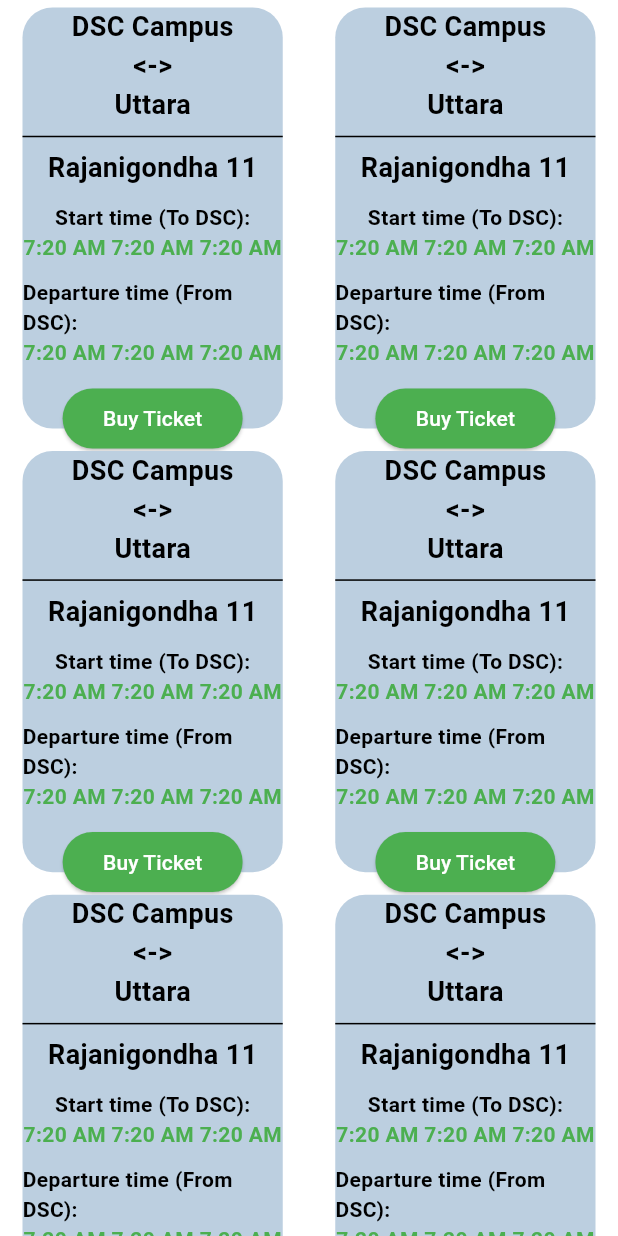
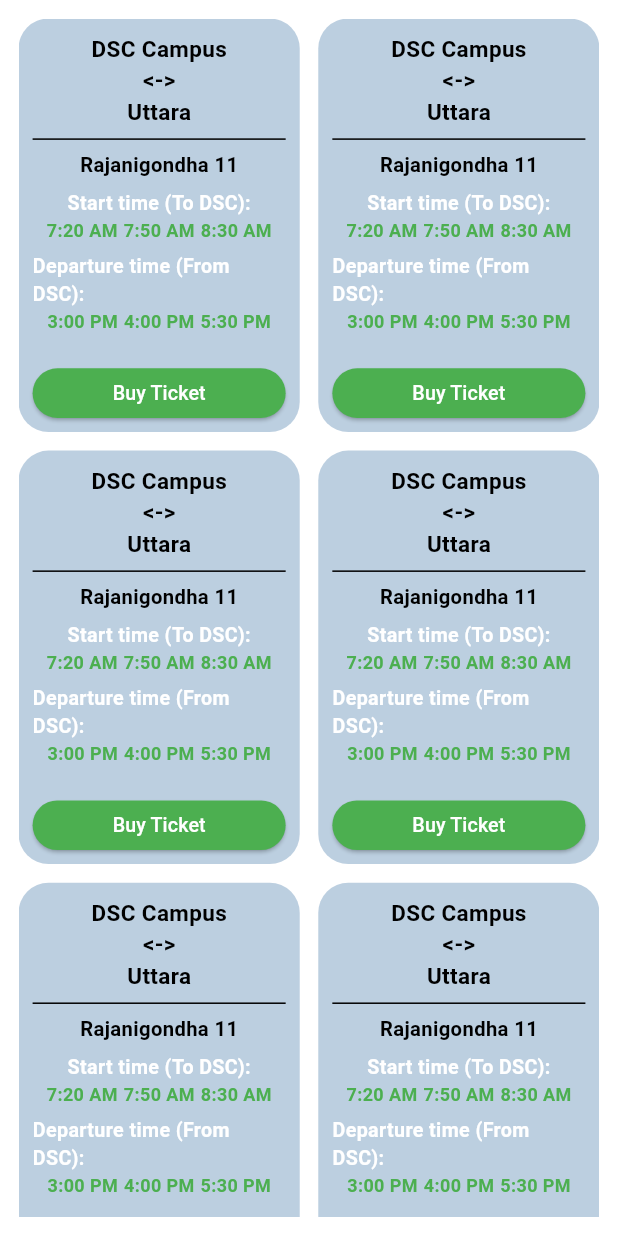
Before and after one commit to jihanurrahman33/diu_transport, a Flutter app: the BusesScreen screen opened directly, on a phone screen of 412 x 824 dp. Run offline on Flutter 3.47's test engine with Material 3 defaults, Android fonts, the light colour scheme and no system bars; our stand-ins replace flutter_map, latlong2, pin_code_fields, share_plus.

Commit message:
responsiveness

```diff
--- a/lib/ui/screens/buses_screen.dart
+++ b/lib/ui/screens/buses_screen.dart
@@ -5,65 +5,97 @@ class BusesScreen extends StatelessWidget {
 
   @override
   Widget build(BuildContext context) {
+    final Size screenSize = MediaQuery.of(context).size;
+    final double padding = screenSize.width * 0.03;
+    final double fontSize = screenSize.width * 0.04;
+    final double chipFontSize = screenSize.width * 0.032;
+    final double titleFontSize = screenSize.width * 0.045;
+    final double buttonHeight = screenSize.height * 0.045;
+
     return Scaffold(
-      body: GridView.builder(
+      backgroundColor: Colors.white,
+      body: Padding(
+        padding: EdgeInsets.all(padding),
+        child: GridView.builder(
           itemCount: 6,
-          shrinkWrap: true,
-          primary: false,
           gridDelegate: SliverGridDelegateWithFixedCrossAxisCount(
-              childAspectRatio: 0.7,
-              crossAxisCount: 2,
-              crossAxisSpacing: 5,
-              mainAxisSpacing: 5),
+            crossAxisCount: screenSize.width < 600 ? 2 : 3,
+            crossAxisSpacing: padding,
+            mainAxisSpacing: padding,
+            childAspectRatio: 0.68,
+          ),
             itemBuilder: (context, index) {
+              return LayoutBuilder(builder: (context, constraints) {
+                final double innerFontSize = constraints.maxWidth * 0.08;
+                final double chipFontSize = constraints.maxWidth * 0.07;
+                final double buttonHeight = constraints.maxHeight * 0.12;
+
                 return Container(
-              margin: EdgeInsets.symmetric(horizontal: 15, vertical: 5),
-              alignment: Alignment.center,
+                  padding: EdgeInsets.all(constraints.maxWidth * 0.05),
                   decoration: BoxDecoration(
-                  color: Color(0xffbccfe0),
-                  borderRadius: BorderRadius.circular(20)),
-              height: 600,
-              width: MediaQuery.of(context).size.width * 0.5,
+                    color: const Color(0xffbccfe0),
+                    borderRadius: BorderRadius.circular(20),
+                  ),
                   child: Column(
                     children: [
-                  Text('DSC Campus',style: TextStyle(fontSize: 18,color: Colors.black),),
-                  Text('<->',style: TextStyle(fontSize: 18,color: Colors.black),),
-                  Text('Uttara',style: TextStyle(fontSize: 18,color: Colors.black),),
-                  Divider(
-                    color: Colors.black,
+                      Text('DSC Campus',
+                          style: TextStyle(
+                              fontSize: innerFontSize, color: Colors.black)),
+                      Text('<->',
+                          style: TextStyle(
+                              fontSize: innerFontSize, color: Colors.black)),
+                      Text('Uttara',
+                          style: TextStyle(
+                              fontSize: innerFontSize, color: Colors.black)),
+                      const Divider(color: Colors.black),
+                      Text('Rajanigondha 11',
+                          style: TextStyle(
+                              fontSize: innerFontSize * 0.9, color: Colors.black)),
+                      const SizedBox(height: 6),
+                      Text('Start time (To DSC):',
+                          style: TextStyle(fontSize: chipFontSize)),
+                      Wrap(
+                        alignment: WrapAlignment.center,
+                        spacing: 4,
+                        children: const [
+                          Text('7:20 AM', style: TextStyle(fontSize: 12, color: Colors.green)),
+                          Text('7:50 AM', style: TextStyle(fontSize: 12, color: Colors.green)),
+                          Text('8:30 AM', style: TextStyle(fontSize: 12, color: Colors.green)),
+                        ],
                       ),
-                  Text('Rajanigondha 11',style: TextStyle(fontSize: 18,color: Colors.black),),
-                  SizedBox(height: 10,),
-                  Text('Start time (To DSC):',style: TextStyle(fontSize: 14,color: Colors.black),),
-                  Row(
-                    mainAxisAlignment: MainAxisAlignment.center,
-                    children: [
-                    Text('7:20 AM',style: TextStyle(fontSize: 14,color: Colors.green),),
-                    Text(' 7:20 AM',style: TextStyle(fontSize: 14,color: Colors.green),),
-                    Text(' 7:20 AM',style: TextStyle(fontSize: 14,color: Colors.green),),
-                  ],),
-                  SizedBox(height: 10,),
-                  Text('Departure time (From DSC):',style: TextStyle(fontSize: 14,color: Colors.black),),
-                  Row(
-                    mainAxisAlignment: MainAxisAlignment.center,
-                    children: [
-                      Text('7:20 AM',style: TextStyle(fontSize: 14,color: Colors.green),),
-                      Text(' 7:20 AM',style: TextStyle(fontSize: 14,color: Colors.green),),
-                      Text(' 7:20 AM',style: TextStyle(fontSize: 14,color: Colors.green),),
-                    ],),
-                  SizedBox(height: 10,),
-                  ElevatedButton(
+                      const SizedBox(height: 6),
+                      Text('Departure time (From DSC):',
+                          style: TextStyle(fontSize: chipFontSize)),
+                      Wrap(
+                        alignment: WrapAlignment.center,
+                        spacing: 4,
+                        children: const [
+                          Text('3:00 PM', style: TextStyle(fontSize: 12, color: Colors.green)),
+                          Text('4:00 PM', style: TextStyle(fontSize: 12, color: Colors.green)),
+                          Text('5:30 PM', style: TextStyle(fontSize: 12, color: Colors.green)),
+                        ],
+                      ),
+                      const Spacer(),
+                      SizedBox(
+                        width: double.infinity,
+                        height: buttonHeight,
+                        child: ElevatedButton(
                           style: ElevatedButton.styleFrom(
                             backgroundColor: Colors.green,
                             foregroundColor: Colors.white,
-                        fixedSize: Size(120, 30)
                           ),
-                      onPressed: (){}, child: Text('Buy Ticket'))
-
+                          onPressed: () {},
+                          child: Text('Buy Ticket', style: TextStyle(fontSize: chipFontSize)),
+                        ),
+                      )
                     ],
                   ),
                 );
-          }),
+              });
+            }
+
+        ),
+      ),
     );
   }
 }
```
Also changed, not shown: lib/ui/screens/schedule_screen.dart (+76 -42 lines). Lines whose indentation alone changed are shown as unchanged.
